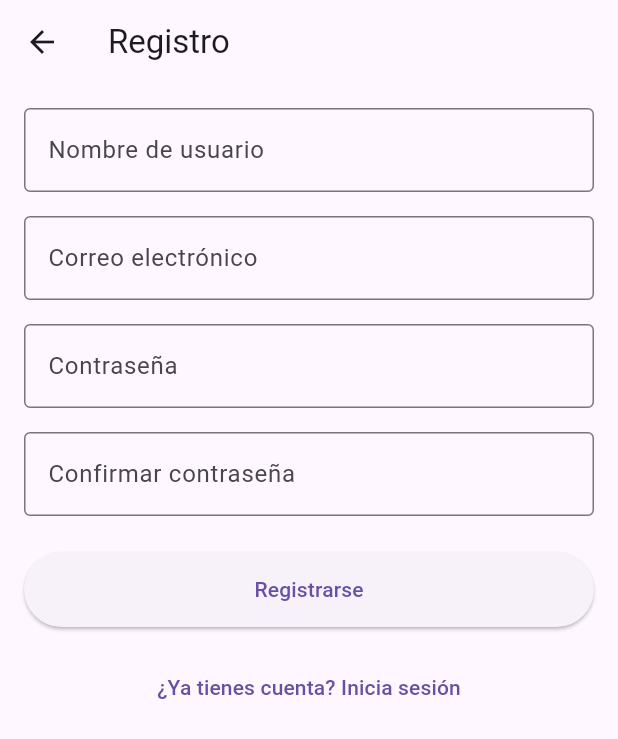
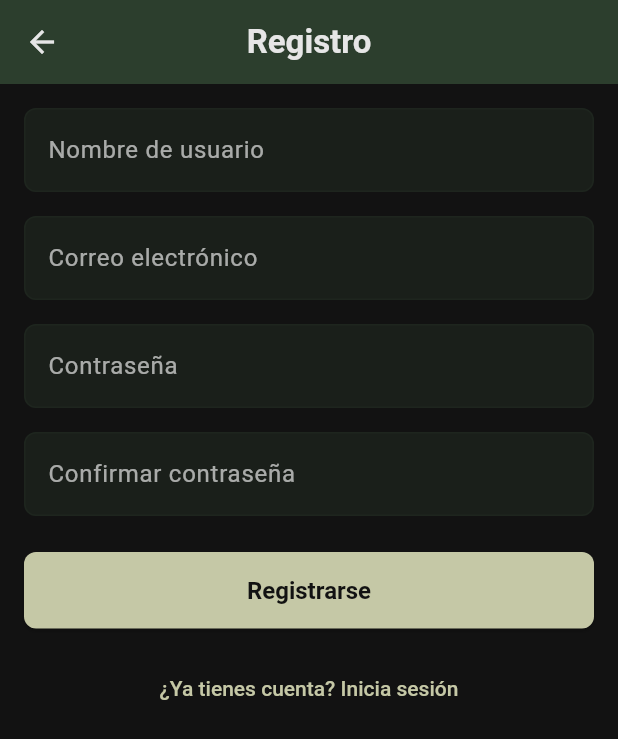
Before and after one commit to jaanque/Slice, a Flutter app: the screen it shows after launch, after a tap on "Iniciar Sesión", after a tap on "¿No tienes cuenta? Regístrate", on a phone screen of 412 x 824 dp. Shown: the top 739 px of the screen. Run offline on Flutter 3.47's test engine with Material 3 defaults, Android fonts, the phone set to English and light mode, and no system bars; our stand-ins replace supabase_flutter; accounts and stored records are empty; Roboto replaces fonts that are missing (Montserrat).

Commit message:
ADD // register and login system w supabase

```diff
--- a/lib/main.dart
+++ b/lib/main.dart
@@ -1,15 +1,32 @@
 import 'package:flutter/material.dart';
+import 'package:flutter/services.dart';
 import 'package:slice/services/auth_service.dart';
 import 'package:supabase_flutter/supabase_flutter.dart';
 import 'config/supabase_config.dart';
 import 'screens/login_screen.dart';
 import 'screens/main_screen.dart';
+import 'screens/splash_screen.dart';
 import 'services/auth_service.dart';
+import 'theme/app_theme.dart';
 
 void main() async {
   WidgetsFlutterBinding.ensureInitialized();
 
-  // Inicializar Supabase
+  // Set preferred orientations
+  await SystemChrome.setPreferredOrientations([
+    DeviceOrientation.portraitUp,
+    DeviceOrientation.portraitDown,
+  ]);
+
+  // Set system UI overlay style
+  SystemChrome.setSystemUIOverlayStyle(const SystemUiOverlayStyle(
+    statusBarColor: Colors.transparent,
+    statusBarIconBrightness: Brightness.light,
+    systemNavigationBarColor: Colors.black,
+    systemNavigationBarIconBrightness: Brightness.light,
+  ));
+
+  // Initialize Supabase
   await Supabase.initialize(
     url: SupabaseConfig.supabaseUrl,
     anonKey: SupabaseConfig.supabaseAnonKey,
@@ -24,12 +41,10 @@ class MyApp extends StatelessWidget {
   @override
   Widget build(BuildContext context) {
     return MaterialApp(
-      title: 'Supabase Auth Demo',
-      theme: ThemeData(
-        primarySwatch: Colors.blue,
-        visualDensity: VisualDensity.adaptivePlatformDensity,
-      ),
-      home: const AuthWrapper(),
+      title: 'Slice',
+      debugShowCheckedModeBanner: false,
+      theme: AppTheme.darkTheme,
+      home: const SplashScreen(),
     );
   }
 }
--- a/lib/screens/login_screen.dart
+++ b/lib/screens/login_screen.dart
@@ -1,6 +1,7 @@
 import 'package:flutter/material.dart';
 import 'package:slice/services/auth_service.dart';
 import 'package:supabase_flutter/supabase_flutter.dart';
+import '../theme/app_theme.dart';
 import 'register_screen.dart';
 import 'main_screen.dart';
 
@@ -57,7 +58,10 @@ class _LoginScreenState extends State<LoginScreen> {
       } catch (e) {
         if (mounted) {
           ScaffoldMessenger.of(context).showSnackBar(
-            SnackBar(content: Text('Error: ${e.toString()}')),
+            SnackBar(
+              content: Text('Error: ${e.toString()}'),
+              backgroundColor: Colors.red.shade800,
+            ),
           );
         }
       } finally {
@@ -73,23 +77,81 @@ class _LoginScreenState extends State<LoginScreen> {
   @override
   Widget build(BuildContext context) {
     return Scaffold(
-      appBar: AppBar(
-        title: const Text('Iniciar Sesión'),
+      body: Container(
+        decoration: const BoxDecoration(
+          image: DecorationImage(
+            image: AssetImage("../assets/images/forest_background.jpg"),
+            fit: BoxFit.cover,
+            colorFilter: ColorFilter.mode(
+              Colors.black87,
+              BlendMode.darken
             ),
-      body: Padding(
-        padding: const EdgeInsets.all(16.0),
+          ),
+        ),
+        child: SafeArea(
+          child: Center(
+            child: SingleChildScrollView(
+              padding: const EdgeInsets.all(24.0),
+              child: Column(
+                mainAxisAlignment: MainAxisAlignment.center,
+                children: [
+                  // Logo
+                  const Text(
+                    "slice",
+                    style: TextStyle(
+                      fontFamily: 'Montserrat',
+                      fontSize: 54,
+                      fontWeight: FontWeight.bold,
+                      color: Colors.white,
+                      letterSpacing: 2,
+                    ),
+                  ),
+                  const SizedBox(height: 4),
+                  Text(
+                    "be yourself",
+                    style: TextStyle(
+                      fontFamily: 'Montserrat',
+                      fontSize: 18,
+                      color: Colors.white.withOpacity(0.9),
+                      letterSpacing: 1.5,
+                    ),
+                  ),
+                  const SizedBox(height: 50),
+
+                  // Login Form
+                  Container(
+                    padding: const EdgeInsets.all(24),
+                    decoration: BoxDecoration(
+                      color: Colors.black.withOpacity(0.6),
+                      borderRadius: BorderRadius.circular(16),
+                      border: Border.all(
+                        color: AppTheme.primaryColor.withOpacity(0.5),
+                        width: 1,
+                      ),
+                    ),
                     child: Form(
                       key: _formKey,
                       child: Column(
-            mainAxisAlignment: MainAxisAlignment.center,
+                        crossAxisAlignment: CrossAxisAlignment.start,
                         children: [
+                          const Text(
+                            "Iniciar Sesión",
+                            style: TextStyle(
+                              fontFamily: 'Montserrat',
+                              fontSize: 24,
+                              fontWeight: FontWeight.bold,
+                              color: Colors.white,
+                            ),
+                          ),
+                          const SizedBox(height: 24),
                           TextFormField(
                             controller: _emailController,
                             decoration: const InputDecoration(
                               labelText: 'Correo electrónico',
-                  border: OutlineInputBorder(),
+                              prefixIcon: Icon(Icons.email_outlined, color: AppTheme.accentColor),
                             ),
                             keyboardType: TextInputType.emailAddress,
+                            style: const TextStyle(color: Colors.white),
                             validator: (value) {
                               if (value == null || value.isEmpty) {
                                 return 'Por favor, ingrese su correo electrónico';
@@ -105,9 +167,10 @@ class _LoginScreenState extends State<LoginScreen> {
                             controller: _passwordController,
                             decoration: const InputDecoration(
                               labelText: 'Contraseña',
-                  border: OutlineInputBorder(),
+                              prefixIcon: Icon(Icons.lock_outline, color: AppTheme.accentColor),
                             ),
                             obscureText: true,
+                            style: const TextStyle(color: Colors.white),
                             validator: (value) {
                               if (value == null || value.isEmpty) {
                                 return 'Por favor, ingrese su contraseña';
@@ -122,11 +185,12 @@ class _LoginScreenState extends State<LoginScreen> {
                               minimumSize: const Size.fromHeight(50),
                             ),
                             child: _isLoading
-                    ? const CircularProgressIndicator()
+                                ? const CircularProgressIndicator(color: AppTheme.backgroundColor)
                                 : const Text('Iniciar Sesión'),
                           ),
                           const SizedBox(height: 16),
-              TextButton(
+                          Center(
+                            child: TextButton(
                               onPressed: () {
                                 Navigator.of(context).push(
                                   MaterialPageRoute(
@@ -134,9 +198,19 @@ class _LoginScreenState extends State<LoginScreen> {
                                   ),
                                 );
                               },
-                child: const Text('¿No tienes cuenta? Regístrate'),
+                              child: const Text(
+                                '¿No tienes cuenta? Regístrate',
+                                style: TextStyle(color: AppTheme.accentColor),
+                              ),
+                            ),
                           ),
                         ],
+                      ),
+                    ),
+                  ),
+                ],
+              ),
+            ),
           ),
         ),
       ),
--- /dev/null
+++ b/lib/screens/splash_screen.dart
@@ -0,0 +1,91 @@
+import 'package:flutter/material.dart';
+import 'dart:async';
+import '../screens/login_screen.dart';
+
+class SplashScreen extends StatefulWidget {
+  const SplashScreen({Key? key}) : super(key: key);
+
+  @override
+  _SplashScreenState createState() => _SplashScreenState();
+}
+
+class _SplashScreenState extends State<SplashScreen> with SingleTickerProviderStateMixin {
+  late AnimationController _controller;
+  late Animation<double> _opacityAnimation;
+
+  @override
+  void initState() {
+    super.initState();
+    _controller = AnimationController(
+      duration: const Duration(seconds: 2),
+      vsync: this,
+    );
+
+    _opacityAnimation = Tween<double>(begin: 0.0, end: 1.0).animate(
+      CurvedAnimation(parent: _controller, curve: Curves.easeIn),
+    );
+
+    _controller.forward();
+
+    Timer(const Duration(seconds: 3), () {
+      Navigator.of(context).pushReplacement(
+        MaterialPageRoute(builder: (context) => const LoginScreen()),
+      );
+    });
+  }
+
+  @override
+  void dispose() {
+    _controller.dispose();
+    super.dispose();
+  }
+
+  @override
+  Widget build(BuildContext context) {
+    return Scaffold(
+      backgroundColor: Colors.black,
+      body: Container(
+        decoration: const BoxDecoration(
+          image: DecorationImage(
+            image: AssetImage("../assets/images/forest_background.jpg"),
+            fit: BoxFit.cover,
+            colorFilter: ColorFilter.mode(
+              Colors.black54,
+              BlendMode.darken
+            ),
+          ),
+        ),
+        child: Center(
+          child: FadeTransition(
+            opacity: _opacityAnimation,
+            child: Column(
+              mainAxisAlignment: MainAxisAlignment.center,
+              children: [
+                const Text(
+                  "slice",
+                  style: TextStyle(
+                    fontFamily: 'Montserrat',
+                    fontSize: 64,
+                    fontWeight: FontWeight.bold,
+                    color: Colors.white,
+                    letterSpacing: 2,
+                  ),
+                ),
+                const SizedBox(height: 8),
+                Text(
+                  "be yourself",
+                  style: TextStyle(
+                    fontFamily: 'Montserrat',
+                    fontSize: 20,
+                    color: Colors.white.withOpacity(0.9),
+                    letterSpacing: 1.5,
+                  ),
+                ),
+              ],
+            ),
+          ),
+        ),
+      ),
+    );
+  }
+}
--- /dev/null
+++ b/lib/theme/app_theme.dart
@@ -0,0 +1,93 @@
+import 'package:flutter/material.dart';
+
+class AppTheme {
+  // Dark forest green theme
+  static const Color primaryColor = Color(0xFF2C3E2D); // Dark forest green
+  static const Color accentColor = Color(0xFFC5C8A6);  // Moss green
+  static const Color backgroundColor = Color(0xFF121212); // Dark background
+  static const Color textColor = Color(0xFFE6E6E6);    // Off-white
+  static const Color secondaryColor = Color(0xFF4D6A4C); // Medium forest green
+
+  static ThemeData get darkTheme {
+    return ThemeData(
+      primaryColor: primaryColor,
+      scaffoldBackgroundColor: backgroundColor,
+      appBarTheme: const AppBarTheme(
+        backgroundColor: primaryColor,
+        elevation: 0,
+        centerTitle: true,
+        titleTextStyle: TextStyle(
+          fontFamily: 'Montserrat',
+          fontSize: 22,
+          fontWeight: FontWeight.w600,
+          color: textColor,
+        ),
+      ),
+      textTheme: const TextTheme(
+        headlineMedium: TextStyle(
+          color: textColor,
+          fontFamily: 'Montserrat',
+          fontWeight: FontWeight.w600,
+        ),
+        bodyLarge: TextStyle(
+          color: textColor,
+          fontFamily: 'Montserrat',
+        ),
+        bodyMedium: TextStyle(
+          color: textColor,
+          fontFamily: 'Montserrat',
+        ),
+      ),
+      colorScheme: ColorScheme.dark(
+        primary: primaryColor,
+        secondary: accentColor,
+        background: backgroundColor,
+        surface: backgroundColor,
+        onSurface: textColor,
+        onBackground: textColor,
+        onPrimary: textColor,
+      ),
+      elevatedButtonTheme: ElevatedButtonThemeData(
+        style: ElevatedButton.styleFrom(
+          backgroundColor: accentColor,
+          foregroundColor: backgroundColor,
+          shape: RoundedRectangleBorder(
+            borderRadius: BorderRadius.circular(8.0),
+          ),
+          padding: const EdgeInsets.symmetric(vertical: 16.0),
+          textStyle: const TextStyle(
+            fontFamily: 'Montserrat',
+            fontWeight: FontWeight.w600,
+            fontSize: 16,
+          ),
+        ),
+      ),
+      inputDecorationTheme: InputDecorationTheme(
+        filled: true,
+        fillColor: primaryColor.withOpacity(0.3),
+        border: OutlineInputBorder(
+          borderRadius: BorderRadius.circular(8.0),
+          borderSide: BorderSide.none,
+        ),
+        enabledBorder: OutlineInputBorder(
+          borderRadius: BorderRadius.circular(8.0),
+          borderSide: BorderSide(color: primaryColor.withOpacity(0.2)),
+        ),
+        focusedBorder: OutlineInputBorder(
+          borderRadius: BorderRadius.circular(8.0),
+          borderSide: const BorderSide(color: accentColor),
+        ),
+        labelStyle: TextStyle(color: textColor.withOpacity(0.7)),
+      ),
+      textButtonTheme: TextButtonThemeData(
+        style: TextButton.styleFrom(
+          foregroundColor: accentColor,
+          textStyle: const TextStyle(
+            fontFamily: 'Montserrat',
+            fontWeight: FontWeight.w500,
+          ),
+        ),
+      ),
+    );
+  }
+}
```
Also changed, not shown: pubspec.yaml (+15 -0 lines). Lines whose indentation alone changed are shown as unchanged.
